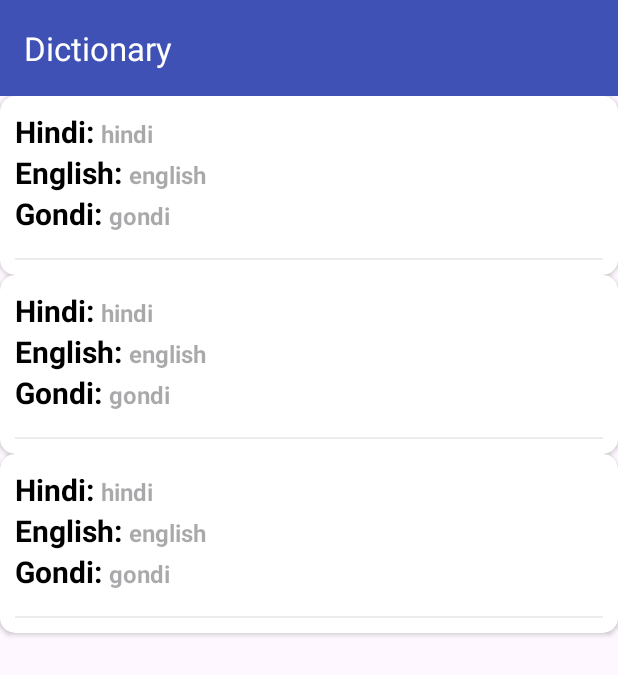
After one commit to DevP-ai/Gondi, an Android app: the layout fragment_dictionary.xml on its own in the app's theme, with its tools: preview values and no code run, on a phone screen of 412 x 824 dp. The commit adds this screen. Shown: the top 675 px of the screen. Run offline under Robolectric (Android 15) with nearby library versions, the phone set to English and light mode, and no system bars.

Commit message:
Dictionary implemented

```diff
--- a/app/build.gradle.kts
+++ b/app/build.gradle.kts
@@ -54,4 +54,10 @@ dependencies {
 
     //MLKit digital ink
     implementation("com.google.mlkit:digital-ink-recognition:18.1.0")
+
+
+    // ViewModel
+    implementation("androidx.lifecycle:lifecycle-viewmodel-ktx:2.7.0")
+    //gson
+    implementation ("com.google.code.gson:gson:2.10.1")
 }
--- /dev/null
+++ b/app/src/main/res/drawable/ic_dict.xml
@@ -0,0 +1,5 @@
+<vector xmlns:android="http://schemas.android.com/apk/res/android" android:height="24dp" android:tint="#000000" android:viewportHeight="24" android:viewportWidth="24" android:width="24dp">
+
+    <path android:fillColor="@android:color/white" android:pathData="M18,2H6c-1.1,0 -2,0.9 -2,2v16c0,1.1 0.9,2 2,2h12c1.1,0 2,-0.9 2,-2V4c0,-1.1 -0.9,-2 -2,-2zM6,4h5v8l-2.5,-1.5L6,12V4z"/>
+
+</vector>
--- /dev/null
+++ b/app/src/main/res/layout/dict_layout.xml
@@ -0,0 +1,95 @@
+<?xml version="1.0" encoding="utf-8"?>
+<androidx.cardview.widget.CardView xmlns:android="http://schemas.android.com/apk/res/android"
+    android:layout_width="match_parent"
+    android:layout_height="wrap_content"
+    xmlns:app="http://schemas.android.com/apk/res-auto"
+    android:orientation="vertical"
+    app:cardCornerRadius="10dp">
+
+    <LinearLayout
+        android:layout_width="match_parent"
+        android:layout_height="wrap_content"
+        android:orientation="vertical"
+        android:padding="10dp">
+
+        <LinearLayout
+            android:layout_width="match_parent"
+            android:layout_height="wrap_content"
+            android:orientation="horizontal">
+            <TextView
+                android:layout_width="wrap_content"
+                android:layout_height="wrap_content"
+                android:text="Hindi: "
+                android:textColor="@color/black"
+                android:textSize="20sp"
+                android:textStyle="bold"/>
+            <TextView
+                android:id="@+id/txt_hindi"
+                android:layout_width="wrap_content"
+                android:layout_height="wrap_content"
+                android:hint="hindi"
+                android:textColor="@color/black"
+                android:textSize="16sp"
+                android:textStyle="bold"/>
+
+        </LinearLayout>
+
+
+        <LinearLayout
+            android:layout_width="wrap_content"
+            android:layout_height="wrap_content"
+            android:orientation="horizontal">
+            <TextView
+                android:layout_width="wrap_content"
+                android:layout_height="wrap_content"
+                android:text="English: "
+                android:textColor="@color/black"
+                android:textSize="20sp"
+                android:textStyle="bold"/>
+
+            <TextView
+                android:id="@+id/txt_english"
+                android:layout_width="wrap_content"
+                android:layout_height="wrap_content"
+                android:hint="english"
+                android:textColor="@color/black"
+                android:textSize="16sp"
+                android:textStyle="bold"/>
+
+        </LinearLayout>
+
+
+        <LinearLayout
+            android:layout_width="wrap_content"
+            android:layout_height="wrap_content"
+            android:orientation="horizontal">
+
+            <TextView
+                android:layout_width="wrap_content"
+                android:layout_height="wrap_content"
+                android:text="Gondi: "
+                android:textColor="@color/black"
+                android:textSize="20sp"
+                android:textStyle="bold"/>
+
+
+            <TextView
+                android:id="@+id/txt_gondi"
+                android:layout_width="wrap_content"
+                android:layout_height="wrap_content"
+                android:hint="gondi"
+                android:textColor="@color/black"
+                android:textSize="16sp"
+                android:textStyle="bold"/>
+
+        </LinearLayout>
+        <View
+            android:layout_width="match_parent"
+            android:layout_height="1dp"
+            android:layout_marginTop="16dp"
+            android:background="@color/gray" />
+
+
+    </LinearLayout>
+
+</androidx.cardview.widget.CardView>
--- /dev/null
+++ b/app/src/main/res/layout/fragment_dictionary.xml
@@ -0,0 +1,34 @@
+<?xml version="1.0" encoding="utf-8"?>
+<androidx.constraintlayout.widget.ConstraintLayout xmlns:android="http://schemas.android.com/apk/res/android"
+    xmlns:tools="http://schemas.android.com/tools"
+    android:layout_width="match_parent"
+    android:layout_height="match_parent"
+    xmlns:app="http://schemas.android.com/apk/res-auto"
+    tools:context=".DictionaryFragment">
+
+    <androidx.appcompat.widget.Toolbar
+        android:id="@+id/toolbar"
+        android:layout_width="match_parent"
+        android:layout_height="wrap_content"
+        android:layout_alignParentTop="true"
+        android:background="@color/blue"
+        android:minHeight="?attr/actionBarSize"
+        app:navigationContentDescription="@string/abc_action_bar_up_description"
+        app:title="Dictionary"
+        app:layout_constraintStart_toStartOf="parent"
+        app:layout_constraintEnd_toEndOf="parent"
+        app:layout_constraintTop_toTopOf="parent"
+        app:titleTextColor="@color/white"/>
+
+    <androidx.recyclerview.widget.RecyclerView
+        android:id="@+id/dictRecyclerView"
+        android:layout_width="match_parent"
+        android:layout_height="0dp"
+        android:layout_marginBottom="20dp"
+        app:layout_constraintEnd_toEndOf="parent"
+        app:layout_constraintTop_toBottomOf="@id/toolbar"
+        app:layout_constraintBottom_toBottomOf="parent"
+        tools:listitem="@layout/dict_layout" />
+
+
+</androidx.constraintlayout.widget.ConstraintLayout>
--- a/app/src/main/res/menu/bottom_menu.xml
+++ b/app/src/main/res/menu/bottom_menu.xml
@@ -8,4 +8,8 @@
   <item android:id="@+id/alphabetFragment"
       android:title="Lipi"
       android:icon="@drawable/ic_maths"/>
+
+   <item android:id="@+id/dictionaryFragment"
+       android:title="Dictionary"
+       android:icon="@drawable/ic_dict"/>
 </menu>
--- a/app/src/main/res/navigation/bottom_nav.xml
+++ b/app/src/main/res/navigation/bottom_nav.xml
@@ -16,4 +16,9 @@
         android:name="com.compose.android.dev.edu.iiitnr.gondi.ui.fragment.AlphabetFragment"
         android:label="fragment_alphabet"
         tools:layout="@layout/fragment_alphabet" />
+    <fragment
+        android:id="@+id/dictionaryFragment"
+        android:name="com.compose.android.dev.edu.iiitnr.gondi.DictionaryFragment"
+        android:label="fragment_dictionary"
+        tools:layout="@layout/fragment_dictionary" />
 </navigation>
--- a/app/src/main/res/values/colors.xml
+++ b/app/src/main/res/values/colors.xml
@@ -5,4 +5,5 @@
     <color name="blue">#3F51B5</color>
     <color name="red">#CF2C2C</color>
     <color name="green">#03D557</color>
+    <color name="gray">#ECECEC</color>
 </resources>
```
Also changed, not shown: app/src/main/assets/gondi_dic.json (added, +167 -0 lines), app/src/main/java/com/compose/android/dev/edu/iiitnr/gondi/DictionaryFragment.kt (added, +47 -0 lines), app/src/main/java/com/compose/android/dev/edu/iiitnr/gondi/adapter/DictAdapter.kt (added, +36 -0 lines), app/src/main/java/com/compose/android/dev/edu/iiitnr/gondi/model/Dict.kt (added, +7 -0 lines), app/src/main/java/com/compose/android/dev/edu/iiitnr/gondi/ui/fragment/BasicMathsFragment.kt (deleted, +0 -60 lines), app/src/main/java/com/compose/android/dev/edu/iiitnr/gondi/viewmodel/DictViewModelFactory.kt (added, +11 -0 lines), app/src/main/java/com/compose/android/dev/edu/iiitnr/gondi/viewmodel/DictViewmodel.kt (added, +40 -0 lines), app/src/main/res/layout/dict_toolbar.xml (added, +18 -0 lines), app/src/main/res/layout/fragment_basic_maths.xml (deleted, +0 -14 lines).
